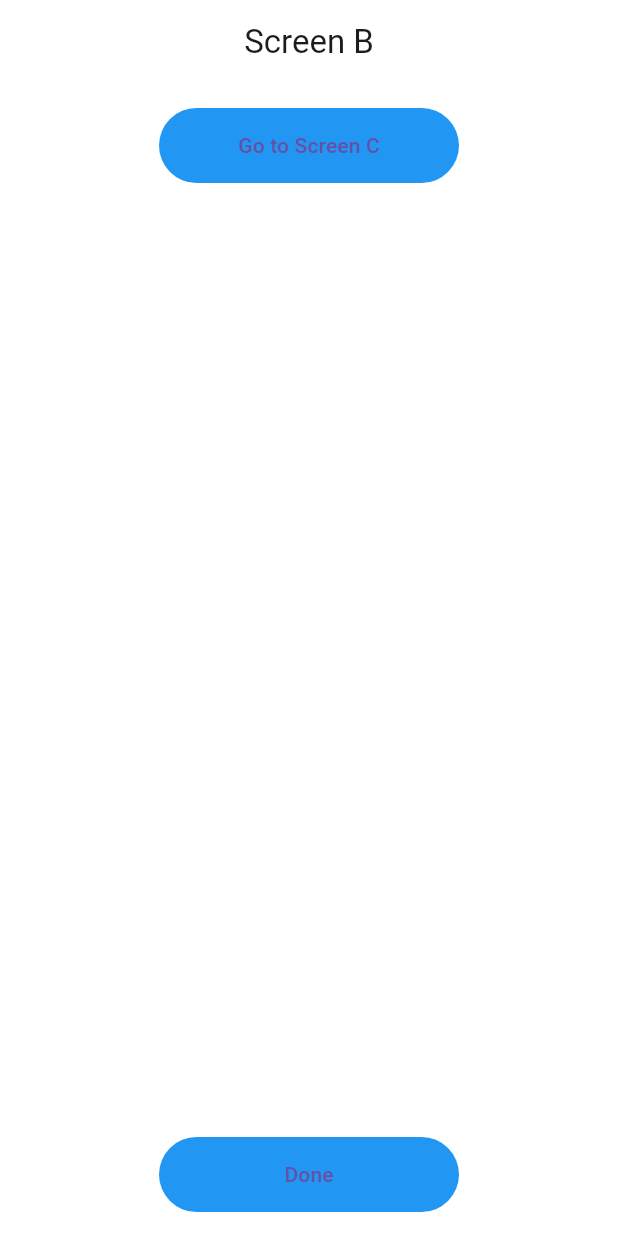
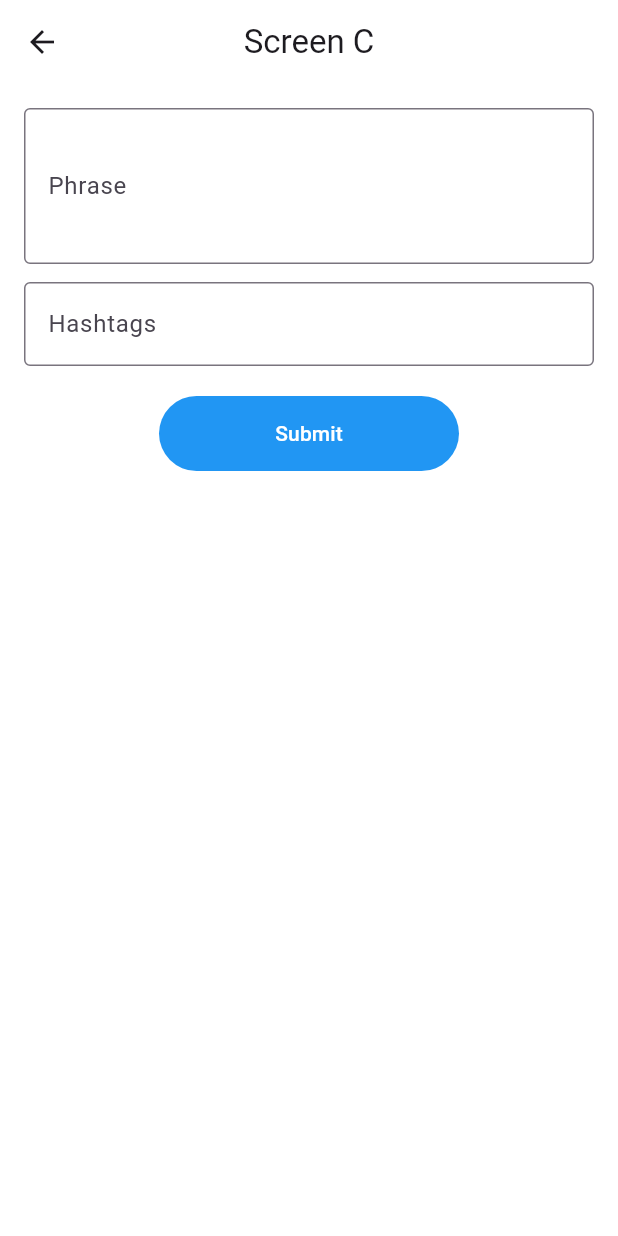
Before and after one commit to SyedHaiderAli19/assignment_ignicube, a Flutter app: the ScreenB screen opened by its route, after a tap on "Go to Screen C", on a phone screen of 412 x 824 dp. Run offline on Flutter 3.47's test engine with Material 3 defaults, Android fonts, the phone set to English and light mode, and no system bars; our stand-ins replace go_router.

Commit message:
screen c

```diff
--- a/lib/main.dart
+++ b/lib/main.dart
@@ -1,5 +1,6 @@
 import 'package:assignment_ignicube/screens/screen_a.dart';
 import 'package:assignment_ignicube/screens/screen_b.dart';
+import 'package:assignment_ignicube/screens/screen_c.dart';
 import 'package:flutter/material.dart';
 import 'package:go_router/go_router.dart';
 
@@ -22,6 +23,7 @@ class MyApp extends StatelessWidget {
             return ScreenB(params: params);
           },
         ),
+        GoRoute(path: '/c', builder: (context, state) => const ScreenC()),
       ],
     );
     return MaterialApp.router(routerConfig: routes);
--- a/lib/screens/screen_a.dart
+++ b/lib/screens/screen_a.dart
@@ -32,7 +32,10 @@ class ScreenA extends StatelessWidget {
                     onPressed: () {
                       context.push('/b');
                     },
-                    child: const Text('Go to Screen B'),
+                    child: const Text(
+                      'Go to Screen B',
+                      style: TextStyle(color: Colors.white),
+                    ),
                   ),
                 ),
               ),
--- a/lib/screens/screen_b.dart
+++ b/lib/screens/screen_b.dart
@@ -27,6 +27,20 @@ class _ScreenBState extends State<ScreenB> {
           padding: const EdgeInsets.all(16),
           child: Column(
             children: [
+              if (phrase.isNotEmpty || hashtags.isNotEmpty) ...[
+                Text(
+                  'Phrase:',
+                  style: TextStyle(fontWeight: FontWeight.bold, fontSize: 24),
+                ),
+                RichText(text: _hashtags(phrase)),
+                const SizedBox(height: 16),
+                Text(
+                  'Hashtags:',
+                  style: TextStyle(fontWeight: FontWeight.bold, fontSize: 24),
+                ),
+                RichText(text: _hashtags(hashtags)),
+              ],
+              const SizedBox(height: 36),
               Center(
                 child: Container(
                   width: 200,
@@ -36,19 +50,18 @@ class _ScreenBState extends State<ScreenB> {
                     borderRadius: BorderRadius.circular(100),
                   ),
                   child: TextButton(
-                    onPressed: () {},
-                    child: const Text('Go to Screen C'),
+                    onPressed: () {
+                      context.push('/c');
+                    },
+                    child: const Text(
+                      'Go to Screen C',
+                      style: TextStyle(color: Colors.white),
                     ),
                   ),
                 ),
-              const SizedBox(height: 16),
-              if (phrase.isNotEmpty || hashtags.isNotEmpty) ...[
-                RichText(text: _hashtags(phrase)),
-                const SizedBox(height: 16),
-                RichText(text: _hashtags(hashtags)),
-              ],
+              ),
               const Spacer(),
-              // if (phrase.isNotEmpty || hashtags.isNotEmpty)
+              if (phrase.isNotEmpty || hashtags.isNotEmpty)
                 Center(
                   child: Container(
                     width: 200,
@@ -78,7 +91,10 @@ class _ScreenBState extends State<ScreenB> {
                           );
                         });
                       },
-                    child: const Text('Done'),
+                      child: const Text(
+                        'Done',
+                        style: TextStyle(color: Colors.white),
+                      ),
                     ),
                   ),
                 ),
@@ -91,12 +107,12 @@ class _ScreenBState extends State<ScreenB> {
 }
 
 TextSpan _hashtags(String text) {
-  final words = text.split('');
+  final words = text.split(' ');
   return TextSpan(
     children: words.map((word) {
       final isHashtag = word.startsWith('#');
       return TextSpan(
-        text: word,
+        text: '$word ',
         style: TextStyle(
           color: isHashtag ? Colors.blue : Colors.black,
           fontWeight: isHashtag ? FontWeight.bold : FontWeight.normal,
--- /dev/null
+++ b/lib/screens/screen_c.dart
@@ -0,0 +1,148 @@
+import 'package:flutter/material.dart';
+import 'package:go_router/go_router.dart';
+
+class ScreenC extends StatefulWidget {
+  const ScreenC({super.key});
+
+  @override
+  State<ScreenC> createState() => _ScreenCState();
+}
+
+class _ScreenCState extends State<ScreenC> {
+  final phraseController = TextEditingController();
+  final hashtagsController = TextEditingController();
+
+  bool userManuallyEditedHashtags = false;
+
+  @override
+  void initState() {
+    super.initState();
+    phraseController.addListener(extractHashtags);
+    hashtagsController.addListener(() {
+      userManuallyEditedHashtags = true;
+    });
+  }
+
+  @override
+  void dispose() {
+    phraseController.dispose();
+    hashtagsController.dispose();
+    super.dispose();
+  }
+
+  void extractHashtags() {
+    final text = phraseController.text;
+    final RegExp exp = RegExp(r'(?:^|\s)(#\w+)');
+    final hashtags = exp.allMatches(text).map((e) => e.group(1)!).join(' ');
+
+    if (!userManuallyEditedHashtags) {
+      hashtagsController.text = hashtags;
+      userManuallyEditedHashtags = false;
+    }
+
+    if (text.isEmpty) userManuallyEditedHashtags = false;
+
+    setState(() {});
+  }
+
+  @override
+  Widget build(BuildContext context) {
+    return Scaffold(
+      appBar: AppBar(
+        title: const Text("Screen C"),
+        centerTitle: true,
+        backgroundColor: Colors.white,
+        surfaceTintColor: Colors.white,
+      ),
+      backgroundColor: Colors.white,
+      body: Padding(
+        padding: const EdgeInsets.all(16),
+        child: Column(
+          children: [
+            Stack(
+              children: [
+                Positioned.fill(
+                  child: IgnorePointer(
+                    child: Padding(
+                      padding: const EdgeInsets.all(12),
+                      child: RichText(text: _hashtags(phraseController.text)),
+                    ),
+                  ),
+                ),
+
+                TextField(
+                  controller: phraseController,
+                  maxLines: 3,
+                  style: const TextStyle(
+                    color: Colors.transparent,
+                    backgroundColor: Colors.transparent,
+                    height: 1.5,
+                  ),
+                  cursorColor: Colors.blue,
+                  decoration: const InputDecoration(
+                    labelText: 'Phrase',
+                    border: OutlineInputBorder(),
+                  ),
+                ),
+              ],
+            ),
+
+            const SizedBox(height: 12),
+
+            TextField(
+              controller: hashtagsController,
+              decoration: const InputDecoration(
+                labelText: 'Hashtags',
+                border: OutlineInputBorder(),
+              ),
+            ),
+
+            const SizedBox(height: 20),
+            Center(
+              child: Container(
+                width: 200,
+                height: 50,
+                decoration: BoxDecoration(
+                  color: Colors.blue,
+                  borderRadius: BorderRadius.circular(100),
+                ),
+                child: TextButton(
+                  onPressed: () {
+                    context.go(
+                      '/b',
+                      extra: {
+                        'phrase': phraseController.text,
+                        'hashtags': hashtagsController.text,
+                      },
+                    );
+                  },
+                  child: const Text(
+                    'Submit',
+                    style: TextStyle(color: Colors.white),
+                  ),
+                ),
+              ),
+            ),
+          ],
+        ),
+      ),
+    );
+  }
+}
+
+TextSpan _hashtags(String text) {
+  final words = text.split(' ');
+  return TextSpan(
+    children: words.map((word) {
+      final isHashtag = word.startsWith('#');
+      return TextSpan(
+        text: '$word ',
+        style: TextStyle(
+          color: isHashtag ? Colors.blue : Colors.black,
+          fontWeight: isHashtag ? FontWeight.bold : FontWeight.normal,
+          fontSize: 16,
+        ),
+      );
+    }).toList(),
+  );
+}
```
Lines whose indentation alone changed are shown as unchanged.
